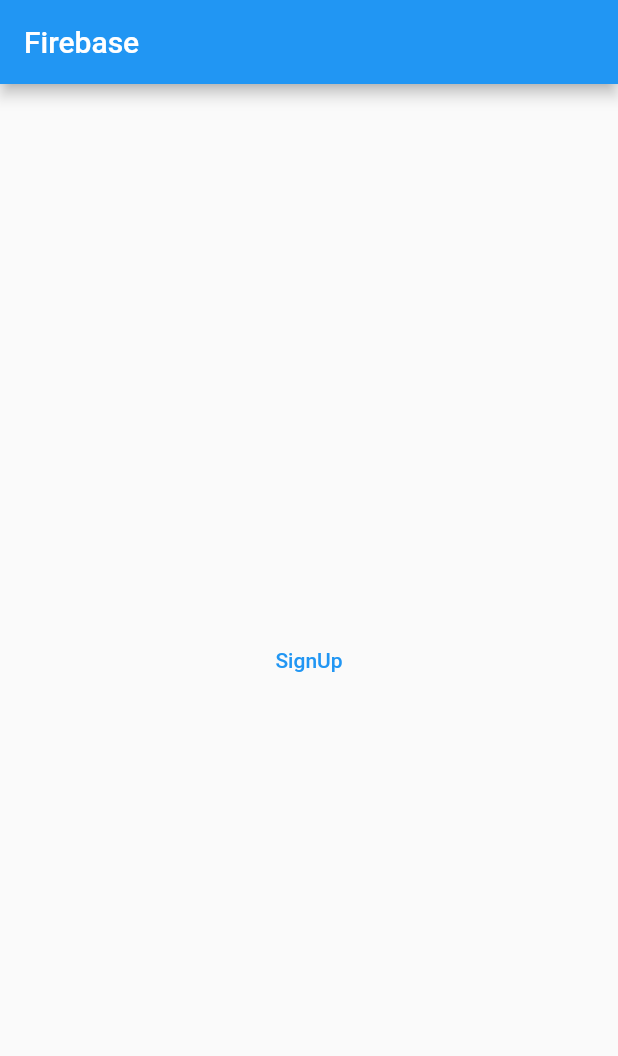
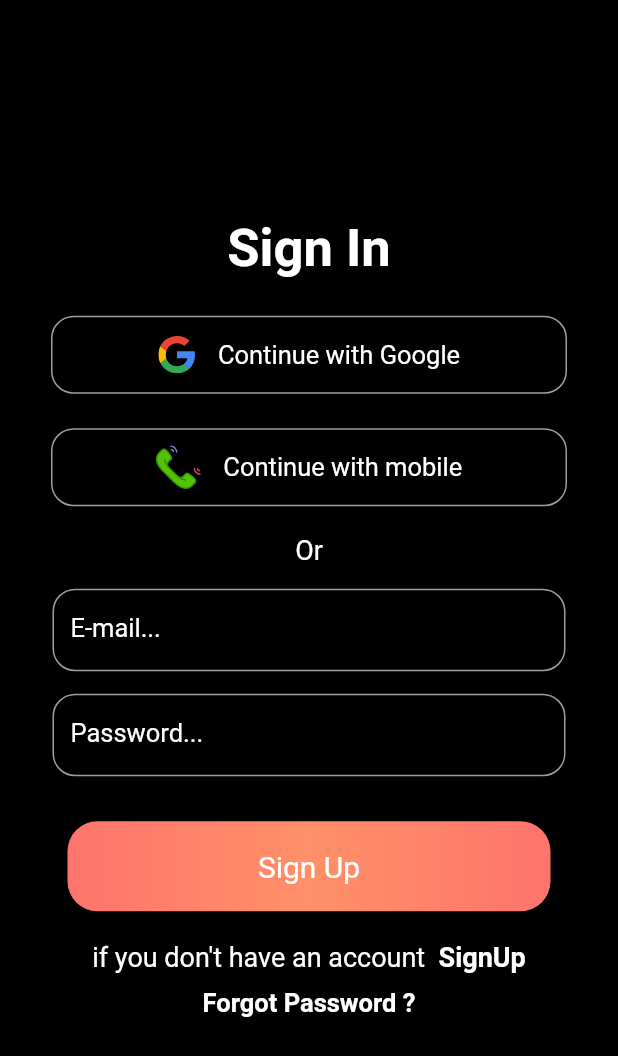
Before and after one commit to VladimirStorm/flutter3Firebase220716ToDoApp, a Flutter app: the screen it shows after launch, on a phone screen of 412 x 824 dp. Shown: the top 1056 px of the screen. Run offline on Flutter 3.47's test engine with Material 2 defaults, Android fonts, the light colour scheme and no system bars; our stand-ins replace firebase_auth, firebase_core, flutter_svg; accounts and stored records are empty.

Commit message:
rev.2022-10-30

```diff
--- a/lib/main.dart
+++ b/lib/main.dart
@@ -1,5 +1,7 @@
 import 'package:flutter/material.dart';
 import 'package:firebase_core/firebase_core.dart';
+import 'package:flutter3firebase220716/pages/SignInPage.dart';
+import 'package:flutter3firebase220716/pages/SignUpPage.dart';
 import 'firebase_options.dart';
 import 'package:firebase_auth/firebase_auth.dart' as firebase_auth;
 
@@ -34,20 +36,7 @@ class _MyAppState extends State<MyApp> {
 
   @override
   Widget build(BuildContext context) {
-    return MaterialApp(
-      home: Scaffold(
-        appBar: AppBar(
-          title: const Text('Firebase'),
-        ),
-        body: Center(
-          child: TextButton(
-            child: Text('SignUp'),
-            onPressed: () {
-              signUp();
-            },
-          ),
-        ),
-      ),
+    return const MaterialApp(home: SignInPage(),
     );
   }
 }
--- /dev/null
+++ b/lib/pages/SignInPage.dart
@@ -0,0 +1,133 @@
+import 'package:flutter/material.dart';
+import 'package:flutter_svg/flutter_svg.dart';
+
+class SignInPage extends StatefulWidget {
+  const SignInPage({Key? key}) : super(key: key);
+
+  @override
+  State<SignInPage> createState() => _SignInPageState();
+}
+
+class _SignInPageState extends State<SignInPage> {
+  @override
+  Widget build(BuildContext context) {
+    return Scaffold(
+      body: SingleChildScrollView(
+          child: Container(
+        height: MediaQuery.of(context).size.height,
+        width: MediaQuery.of(context).size.width,
+        color: Colors.black,
+        child: Column(
+          mainAxisAlignment: MainAxisAlignment.center,
+          children: [
+            // ignore: prefer_const_constructors
+            Text('Sign In',
+                // ignore: prefer_const_constructors
+                style: TextStyle(
+                    fontSize: 35,
+                    color: Colors.white,
+                    fontWeight: FontWeight.bold)),
+            // ignore: prefer_const_constructors
+            SizedBox(height: 20),
+            // ignore: sized_box_for_whitespace
+            buttonItem('assets/google1.svg', 'Continue with Google', 25),
+            const SizedBox(height: 15),
+            buttonItem('assets/phone1.svg', 'Continue with mobile', 30),
+            const SizedBox(height: 15),
+            const Text(
+              'Or',
+              style: TextStyle(color: Colors.white, fontSize: 18),
+            ),
+            const SizedBox(height: 15),
+            textItem('E-mail...'),
+            const SizedBox(height: 15),
+            textItem('Password...'),
+            const SizedBox(height: 30),
+            colorButton(),
+            const SizedBox(height: 20),
+            Row(
+              mainAxisAlignment: MainAxisAlignment.center,
+              children: const [
+                Text('if you don\'t have an account  ',
+                    style: TextStyle(color: Colors.white, fontSize: 18)),
+                Text('SignUp',
+                    style: TextStyle(
+                        color: Colors.white,
+                        fontSize: 18,
+                        fontWeight: FontWeight.bold))
+              ],
+            ),
+            const SizedBox(height: 10),
+            const Text('Forgot Password ?',
+                style: TextStyle(
+                    color: Colors.white,
+                    fontSize: 17,
+                    fontWeight: FontWeight.bold)),
+          ],
+        ),
+      )),
+    );
+  }
+
+  Widget colorButton() {
+    return Container(
+      width: MediaQuery.of(context).size.width - 90,
+      height: 60,
+      decoration: BoxDecoration(
+          borderRadius: BorderRadius.circular(20),
+          gradient: const LinearGradient(
+              // ignore: prefer_const_literals_to_create_immutables
+              colors: [
+                Color(0xfffd746c),
+                Color(0xffff9068),
+                Color(0xfffd746c),
+              ])),
+      child: Center(
+        child: const Text('Sign Up',
+            style: TextStyle(color: Colors.white, fontSize: 20)),
+      ),
+    );
+  }
+
+  Widget buttonItem(String imagepath1, String buttonName1, double size1) {
+    // ignore: sized_box_for_whitespace
+    return Container(
+      width: MediaQuery.of(context).size.width - 60,
+      height: 60,
+      child: Card(
+          color: Colors.black,
+          elevation: 8,
+          shape: RoundedRectangleBorder(
+            borderRadius: BorderRadius.circular(15),
+            side: const BorderSide(width: 1, color: Colors.grey),
+          ),
+          child: Row(
+            mainAxisAlignment: MainAxisAlignment.center,
+            children: [
+              SvgPicture.asset(imagepath1, height: size1, width: size1),
+              const SizedBox(width: 15),
+              // ignore: prefer_const_constructors
+              Text(
+                buttonName1,
+                style: TextStyle(color: Colors.white, fontSize: 17),
+              )
+            ],
+          )),
+    );
+  }
+
+  Widget textItem(String labelText1) {
+    return Container(
+      width: MediaQuery.of(context).size.width - 70,
+      height: 55,
+      child: TextFormField(
+        decoration: InputDecoration(
+            labelText: labelText1,
+            labelStyle: TextStyle(fontSize: 17, color: Colors.white),
+            enabledBorder: OutlineInputBorder(
+                borderRadius: BorderRadius.circular(15),
+                borderSide: BorderSide(width: 1, color: Colors.grey))),
+      ),
+    );
+  }
+}
--- a/pubspec.yaml
+++ b/pubspec.yaml
@@ -36,6 +36,7 @@ dependencies:
   cupertino_icons: ^1.0.2
   firebase_core: ^1.19.2
   firebase_auth: ^3.6.4
+  flutter_svg: ^1.1.5
 
 dev_dependencies:
   flutter_test:
@@ -60,7 +61,8 @@ flutter:
   uses-material-design: true
 
   # To add assets to your application, add an assets section, like this:
-  # assets:
+  assets:
+    - assets/
   #   - images/a_dot_burr.jpeg
   #   - images/a_dot_ham.jpeg
 
```
Also changed, not shown: lib/pages/SignUpPage.dart (added, +126 -0 lines), assets/google1.svg (added), assets/phone1.svg (added), pubspec.lock.
